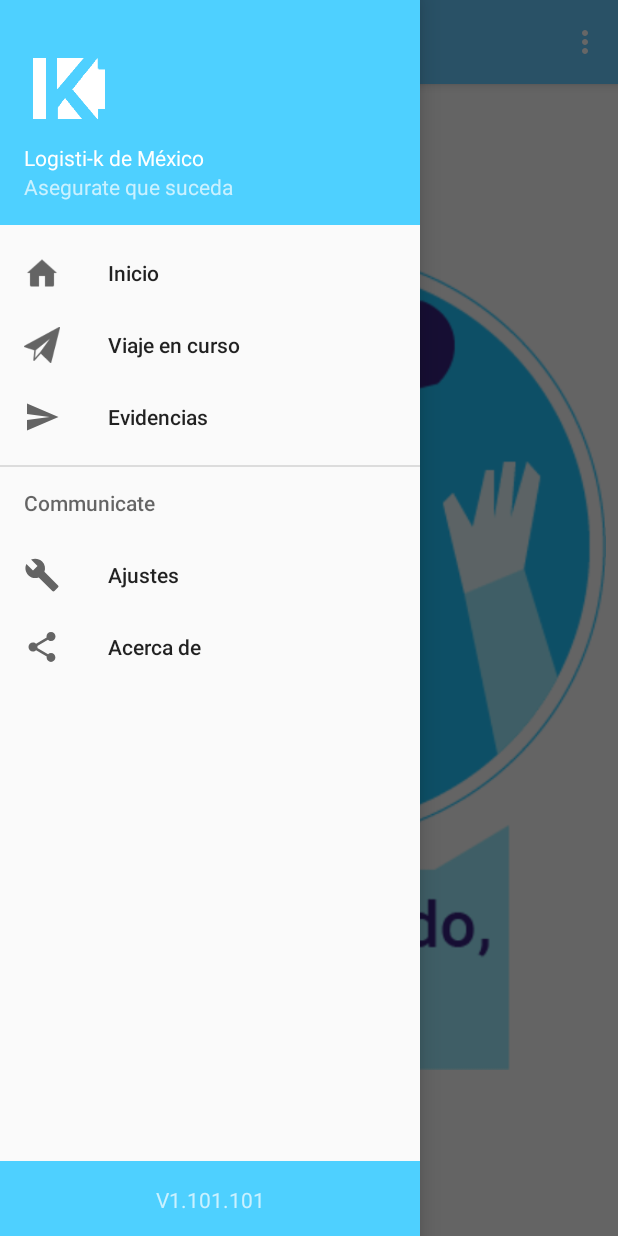
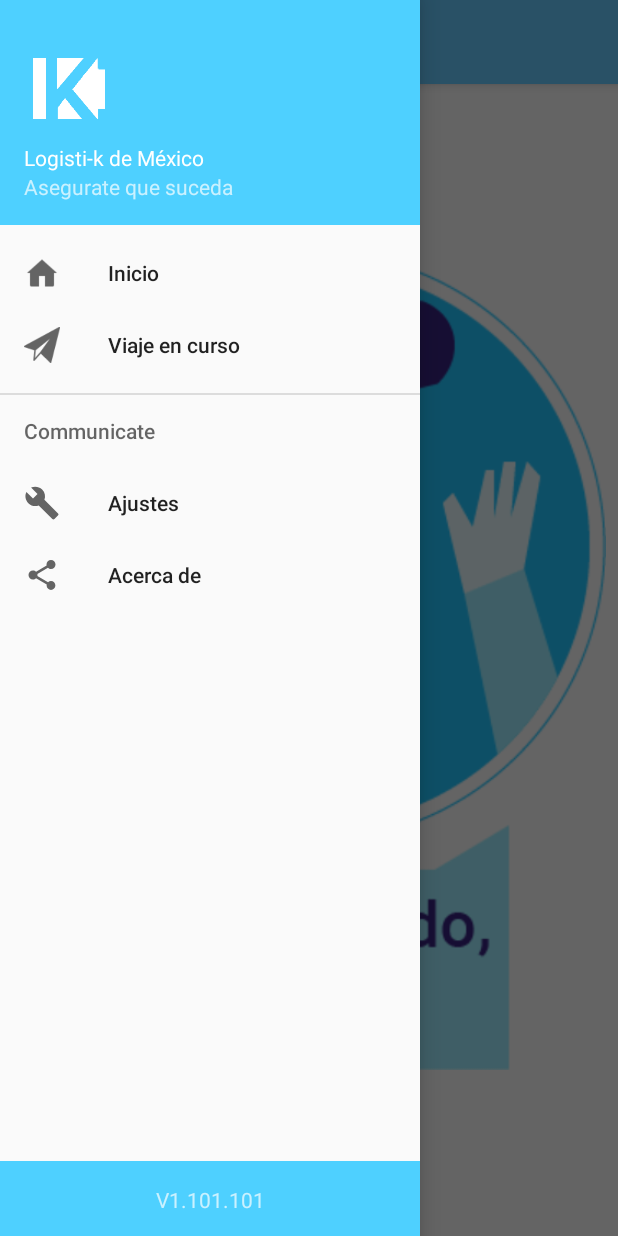
Before and after one commit to logistikgo/app_bkg_operador, an Android app: the MenuActivity screen opened directly, with no data from a screen before it, with the side drawer open, on a phone screen of 412 x 824 dp. Run offline under Robolectric (Android 15) with nearby library versions, the phone set to English and light mode, and no system bars.

Commit message:
Jorge Enríquez 05/12/2017 08:35

```diff
--- a/app/src/main/java/com/example/logistik/logistikgobkg/Config/ConexionAPIs.java
+++ b/app/src/main/java/com/example/logistik/logistikgobkg/Config/ConexionAPIs.java
@@ -8,10 +8,10 @@ public class ConexionAPIs {
 
     //          TODO: Debug
     //public static final String RutaApi = "https://api-bgk-debug.logistikgo.com/";
-    public static final String RutaApi = "http://10.0.2.2:63520/";
+//    public static final String RutaApi = "http://10.0.2.2:63520/";
 
 //          TODO: Demo
-    //  public static final String RutaApi = "https://api-bkg-test.logistikgo.com/";
+      public static final String RutaApi = "https://api-bkg-test.logistikgo.com/";
 
 //         TODO: Produccion
 //         public static final String RutaApi = "https://api-bkg.logistikgo.com/";
--- a/app/src/main/java/com/example/logistik/logistikgobkg/LoginActivity.java
+++ b/app/src/main/java/com/example/logistik/logistikgobkg/LoginActivity.java
@@ -166,7 +166,7 @@ public class LoginActivity extends AppCompatActivity {
 
             //ENCABEZADOS DE LA PETICIÓN
             connection.setRequestProperty("Content-Type", "application/json; charset=utf-8");
-            connection.setRequestProperty("Host", "localhost:63510");
+            //connection.setRequestProperty("Host", "localhost:63510");
 
             //Connect to our url
             connection.connect();
--- a/app/src/main/res/menu/activity_menu_drawer.xml
+++ b/app/src/main/res/menu/activity_menu_drawer.xml
@@ -10,10 +10,10 @@
             android:id="@+id/nav_viajecurso"
             android:icon="@drawable/ic_menu_avion"
             android:title="@string/menu_travel" />
-        <item
-            android:id="@+id/nav_evidencias"
-            android:icon="@drawable/ic_menu_send"
-            android:title="@string/menu_evidence" />
+        <!--<item-->
+            <!--android:id="@+id/nav_evidencias"-->
+            <!--android:icon="@drawable/ic_menu_send"-->
+            <!--android:title="@string/menu_evidence" />-->
     </group>
 
     <item android:title="Communicate">
--- a/app/src/main/res/menu/menu.xml
+++ b/app/src/main/res/menu/menu.xml
@@ -1,8 +1,8 @@
 <?xml version="1.0" encoding="utf-8"?>
 <menu xmlns:android="http://schemas.android.com/apk/res/android"
     xmlns:app="http://schemas.android.com/apk/res-auto">
-    <item
-        android:id="@+id/action_Cerrar_sesion"
-        android:orderInCategory="100"
-        android:title="Cerrar sesion" />
+    <!--<item-->
+        <!--android:id="@+id/action_Cerrar_sesion"-->
+        <!--android:orderInCategory="100"-->
+        <!--android:title="Cerrar sesion" />-->
 </menu>
```
Also changed, not shown: app/src/main/java/com/example/logistik/logistikgobkg/MenuActivity.java (+2 -9 lines).
